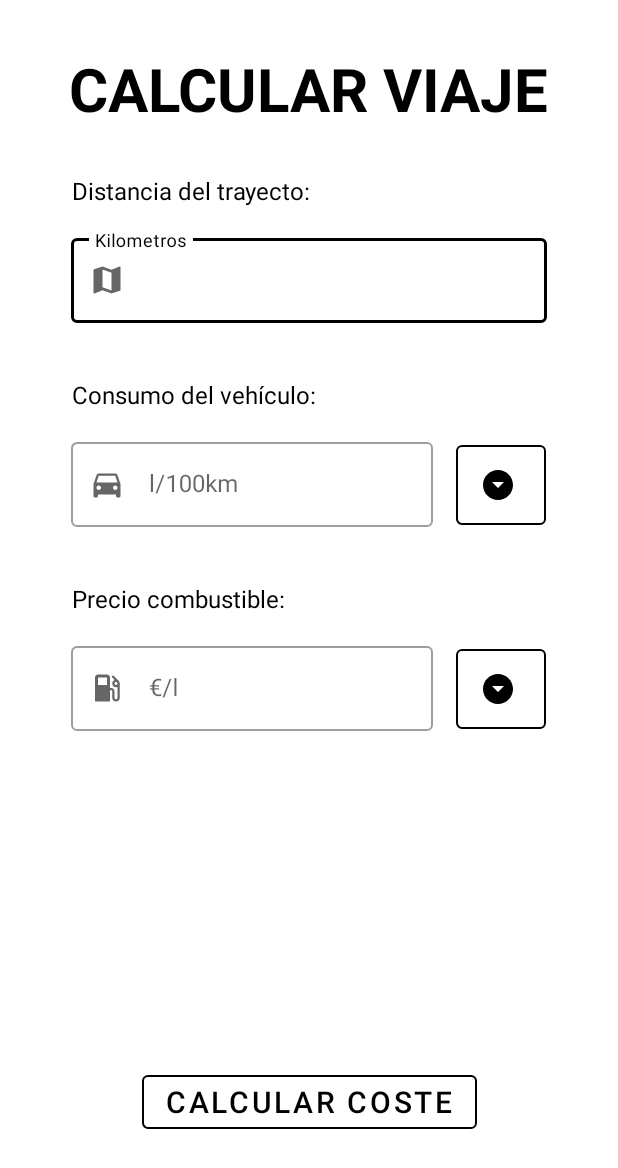
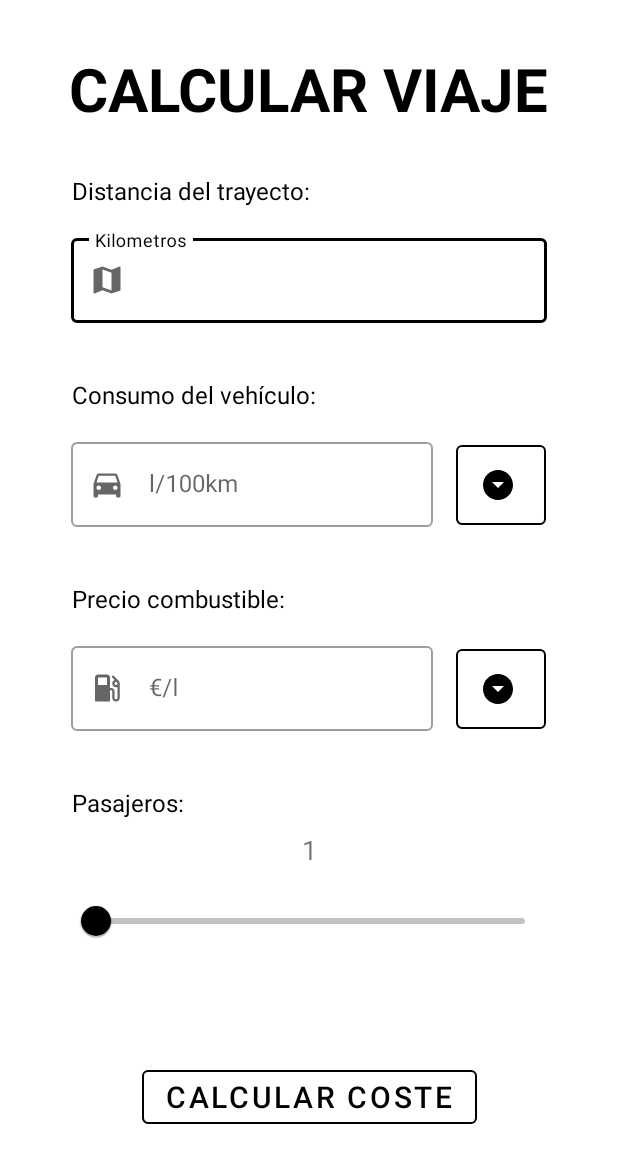
Before and after one commit to SrLario/organify, an Android app: the CalculateGasolineScreen screen opened directly, with no data from a screen before it, on a phone screen of 412 x 824 dp. Shown: the top 1168 px of the screen. Run offline under Robolectric (Android 15) with nearby library versions, the phone set to English and light mode, and no system bars.

Commit message:
Added Passengers options

```diff
--- a/Organify/app/src/main/java/com/example/organify/CalculateGasolineScreen.java
+++ b/Organify/app/src/main/java/com/example/organify/CalculateGasolineScreen.java
@@ -1,5 +1,6 @@
 package com.example.organify;
 
+import androidx.annotation.NonNull;
 import androidx.appcompat.app.AppCompatActivity;
 
 import android.app.Dialog;
@@ -10,8 +11,10 @@ import android.view.View;
 import android.view.Window;
 import android.widget.Button;
 import android.widget.ImageView;
+import android.widget.TextView;
 import android.widget.Toast;
 
+import com.google.android.material.slider.Slider;
 import com.google.android.material.textfield.TextInputEditText;
 import com.google.android.material.textfield.TextInputLayout;
 
@@ -19,6 +22,8 @@ public class CalculateGasolineScreen extends AppCompatActivity {
 
     //Variables
     TextInputEditText km, l, precio;
+    TextView nPassengers;
+    com.google.android.material.slider.Slider passengers;
     Button carConsumptionButton, costGasolineButton ,calculateCostButton;
     //ImageView car
     ImageView utilitario, compacto, coupe, berlina, familiar, suv, todoterreno, monovolumen, furgoneta;
@@ -42,6 +47,15 @@ public class CalculateGasolineScreen extends AppCompatActivity {
         km = findViewById(R.id.kilometros);
         l = findViewById(R.id.litros);
         precio = findViewById(R.id.precio);
+        passengers = findViewById(R.id.passengers);
+        nPassengers = findViewById(R.id.numberPassengers);
+
+        passengers.addOnChangeListener(new Slider.OnChangeListener() {
+            @Override
+            public void onValueChange(@NonNull Slider slider, float value, boolean fromUser) {
+                nPassengers.setText(String.valueOf((int)value));
+            }
+        });
 
         //Car consumption dialog
         carConsumptionButton.setOnClickListener(new View.OnClickListener() {
--- a/Organify/app/src/main/res/drawable/round_border.xml
+++ b/Organify/app/src/main/res/drawable/round_border.xml
@@ -1,12 +1,13 @@
 <selector xmlns:android="http://schemas.android.com/apk/res/android" >
     <item >
         <shape android:shape="rectangle"  >
-            <corners android:radius="20dp" />
-            <stroke android:width="3dip" android:color="#ffffff" />
+            <corners android:radius="5dp" />
+            <stroke android:width="1dp" android:color="#A5A5A5" />
 
 
             <!--<gradient android:angle="-90" android:startColor="#DD2C00" android:endColor="#FFAB00" />-->
 
         </shape>
     </item>
+
 </selector>
--- a/Organify/app/src/main/res/layout/activity_calculate_gasoline_screen.xml
+++ b/Organify/app/src/main/res/layout/activity_calculate_gasoline_screen.xml
@@ -33,6 +33,7 @@
 
         //DISTANCIA TRAYECTO
 
+        //Description text
         <TextView
             android:id="@+id/title_distancia"
             android:layout_width="match_parent"
@@ -49,6 +50,7 @@
             app:layout_constraintStart_toStartOf="parent"
             app:layout_constraintTop_toTopOf="parent" />
 
+        //Data distance
         <com.google.android.material.textfield.TextInputLayout
             android:id="@+id/kilometrosText"
             style="@style/Widget.MaterialComponents.TextInputLayout.OutlinedBox"
@@ -58,6 +60,7 @@
             android:hint="Kilometros"
             app:errorEnabled="true"
             app:layout_constraintEnd_toEndOf="parent"
+            app:layout_constraintStart_toStartOf="parent"
             app:layout_constraintTop_toBottomOf="@+id/title_distancia"
             app:startIconDrawable="@drawable/map">
 
@@ -73,6 +76,7 @@
 
         //CONSUMO VEHICULO
 
+        //Description text
         <TextView
             android:id="@+id/title_consumo"
             android:layout_width="match_parent"
@@ -89,6 +93,7 @@
             app:layout_constraintStart_toStartOf="parent"
             app:layout_constraintTop_toBottomOf="@+id/kilometrosText" />
 
+        //Data consumption
         <com.google.android.material.textfield.TextInputLayout
             android:id="@+id/litrosText"
             style="@style/Widget.MaterialComponents.TextInputLayout.OutlinedBox"
@@ -130,6 +135,7 @@
 
         //PRECIO COMBUSTIBLE
 
+        //Description text
         <TextView
             android:id="@+id/title_precio"
             android:layout_width="match_parent"
@@ -146,6 +152,7 @@
             app:layout_constraintStart_toStartOf="parent"
             app:layout_constraintTop_toBottomOf="@+id/litrosText" />
 
+        //Data cost
         <com.google.android.material.textfield.TextInputLayout
             android:id="@+id/precioText"
             style="@style/Widget.MaterialComponents.TextInputLayout.OutlinedBox"
@@ -182,24 +189,94 @@
             app:layout_constraintTop_toBottomOf="@+id/title_precio"
             app:strokeColor="?attr/button_color" />
 
+
+        //PASAJEROS
+
+        //Description text
+        <TextView
+            android:id="@+id/title_pasajeros"
+            android:layout_width="match_parent"
+            android:layout_height="wrap_content"
+            android:layout_marginStart="16dp"
+            android:layout_marginLeft="16dp"
+            android:layout_marginTop="16dp"
+            android:layout_marginEnd="16dp"
+            android:layout_marginRight="16dp"
+            android:text="Pasajeros:"
+            android:textColor="?attr/text_color"
+            android:textSize="16sp"
+            app:layout_constraintEnd_toEndOf="parent"
+            app:layout_constraintStart_toStartOf="parent"
+            app:layout_constraintTop_toBottomOf="@+id/precioText" />
+
+        //List aomunt people
+<!--        <Spinner-->
+<!--            android:layout_width="match_parent"-->
+<!--            android:layout_height="45dp"-->
+<!--            android:layout_marginStart="16dp"-->
+<!--            android:layout_marginLeft="16dp"-->
+<!--            android:layout_marginTop="8dp"-->
+<!--            android:layout_marginEnd="16dp"-->
+<!--            android:layout_marginRight="16dp"-->
+<!--            app:layout_constraintEnd_toEndOf="parent"-->
+<!--            app:layout_constraintStart_toStartOf="parent"-->
+<!--            app:layout_constraintTop_toBottomOf="@+id/title_pasajeros"-->
+<!--            android:entries="@array/passengers"-->
+<!--            android:background="@drawable/round_border"-->
+
+<!--            />-->
+
+        <com.google.android.material.slider.Slider
+            android:id="@+id/passengers"
+            android:layout_width="match_parent"
+            android:layout_height="wrap_content"
+            android:layout_marginStart="16dp"
+            android:layout_marginLeft="16dp"
+            android:layout_marginTop="8dp"
+            android:layout_marginEnd="16dp"
+            android:layout_marginRight="16dp"
+            android:hapticFeedbackEnabled="true"
+            android:stepSize="1"
+            android:valueFrom="1"
+            android:valueTo="9"
+            app:labelBehavior="gone"
+            app:layout_constraintEnd_toEndOf="parent"
+            app:layout_constraintStart_toStartOf="parent"
+            app:layout_constraintTop_toBottomOf="@+id/numberPassengers"
+            app:tickVisible="false" />
+
+        <TextView
+            android:id="@+id/numberPassengers"
+            android:layout_width="wrap_content"
+            android:layout_height="28dp"
+            android:layout_marginTop="8dp"
+            android:text="1"
+            android:textSize="18sp"
+            app:layout_constraintEnd_toEndOf="parent"
+            app:layout_constraintStart_toStartOf="parent"
+            app:layout_constraintTop_toBottomOf="@+id/title_pasajeros" />
+
+
+
+
         //Calculate button
+
         <Button
             android:id="@+id/calculate_cost_button"
+            style="?attr/materialButtonOutlinedStyle"
             android:layout_width="wrap_content"
             android:layout_height="wrap_content"
-            android:layout_marginBottom="65dp"
+            android:backgroundTint="?attr/background_color"
             android:text="calcular coste"
+            android:textColor="?attr/text_color"
             android:textSize="20sp"
-            style="?attr/materialButtonOutlinedStyle"
-            android:textColor="?attr/text_color"
-            app:strokeColor="?attr/button_color"
-            android:backgroundTint="?attr/background_color"
             app:layout_constraintBottom_toBottomOf="parent"
             app:layout_constraintEnd_toEndOf="parent"
-            app:layout_constraintStart_toStartOf="parent" />
+            app:layout_constraintStart_toStartOf="parent"
+            app:layout_constraintTop_toBottomOf="@+id/passengers"
+            app:strokeColor="?attr/button_color" />
 
     </androidx.constraintlayout.widget.ConstraintLayout>
 
-    //Dialog car consumption Button
 
 </androidx.constraintlayout.widget.ConstraintLayout>
--- /dev/null
+++ b/Organify/app/src/main/res/values/arrays.xml
@@ -0,0 +1,14 @@
+<?xml version="1.0" encoding="utf-8"?>
+<resources>
+    <string-array name="passengers">
+        <item>Solo conductor</item>
+        <item>2</item>
+        <item>3</item>
+        <item>4</item>
+        <item>5</item>
+        <item>6</item>
+        <item>7</item>
+        <item>8</item>
+        <item>9</item>
+    </string-array>
+</resources>
```
